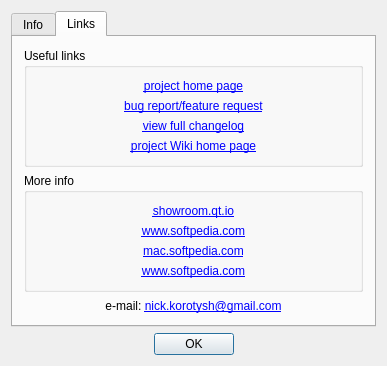
Qt form app/gui/about_dialog.ui (Kolcha/DigitalClock5) before a commit.
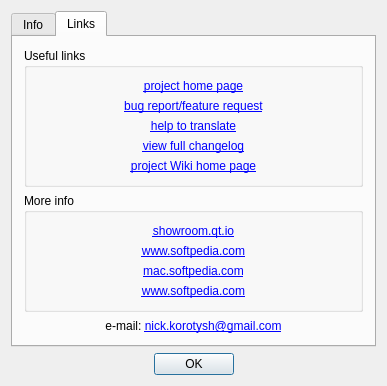
The same form after that commit. The open tabs and pages were chosen to show the change. Custom widgets are drawn as their Qt base class.

The edit to the form file:
```diff
--- a/app/gui/about_dialog.ui
+++ b/app/gui/about_dialog.ui
@@ -177,6 +177,19 @@
             </property>
            </widget>
           </item>
+          <item>
+           <widget class="QLabel" name="translate_lbl">
+            <property name="text">
+             <string>&lt;a href=&quot;https://github.com/Kolcha/DigitalClock5/wiki/Translate&quot;&gt;help to translate&lt;/a&gt;</string>
+            </property>
+            <property name="alignment">
+             <set>Qt::AlignmentFlag::AlignCenter</set>
+            </property>
+            <property name="openExternalLinks">
+             <bool>true</bool>
+            </property>
+           </widget>
+          </item>
           <item>
            <widget class="QLabel" name="changelog_lbl">
             <property name="text">
```
